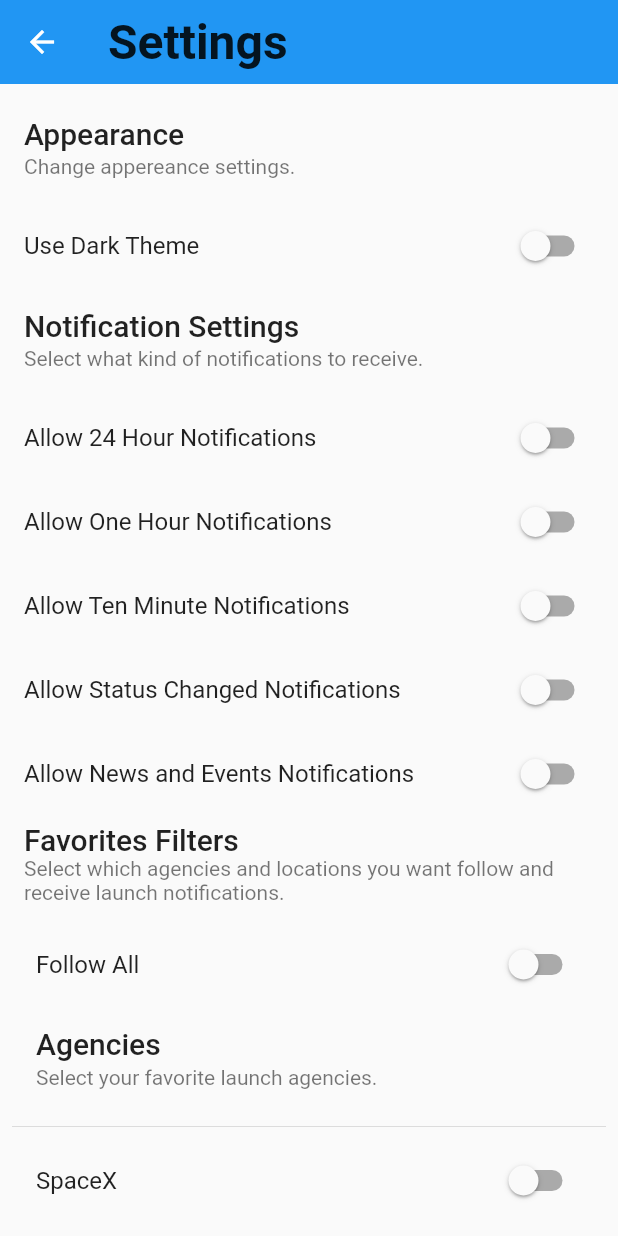
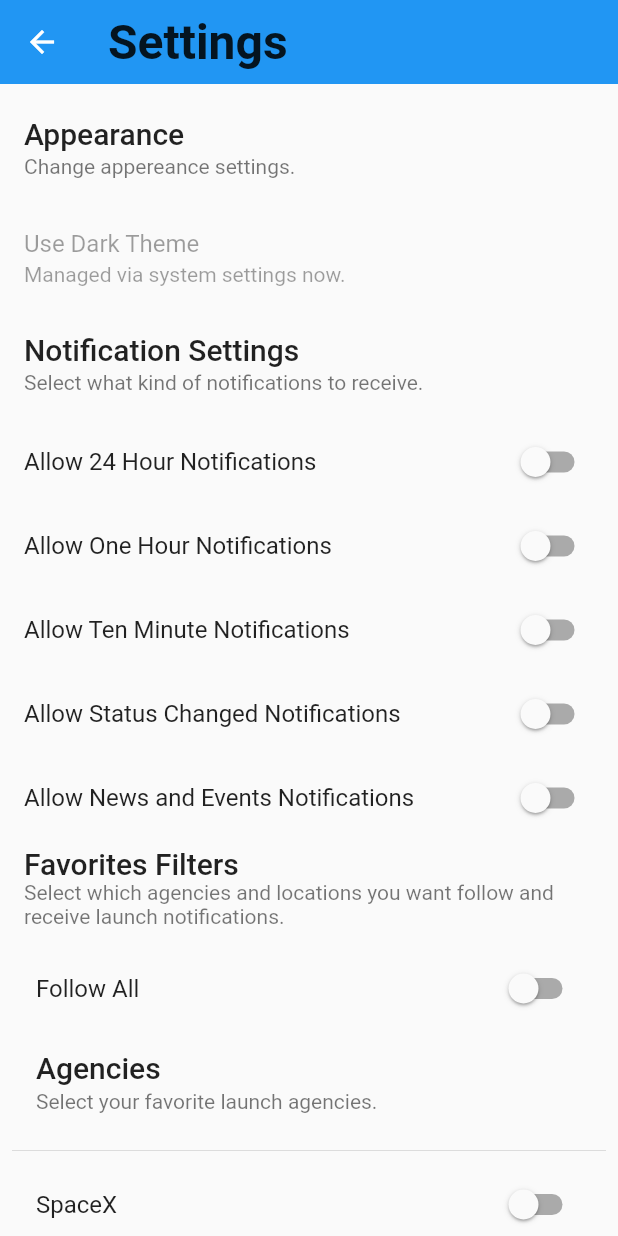
Before and after one commit to ItsCalebJones/SpaceLaunchNow-Flutter, a Flutter app: the SettingsPage screen opened directly with empty values, on a phone screen of 412 x 824 dp. Run offline on Flutter 3.47's test engine with Material 2 defaults, Android fonts, the phone set to English and light mode, and no system bars; our stand-ins replace cached_network_image, firebase_messaging, flutter_vector_icons, font_awesome_flutter, in_app_purchase, share and 2 more; missing offline and left inert: firebase_admob, flutter_iap, material_search, money, rate_my_app, twitter; accounts and stored records are empty.

Commit message:
Upgrade to latest Flutter, update themes, force system dark mode.

```diff
--- a/lib/views/eventlist/event_list_page.dart
+++ b/lib/views/eventlist/event_list_page.dart
@@ -88,9 +88,9 @@ class _EventListPageState extends State<EventListPage> {
 
   ThemeData get appBarTheme {
     if (widget._configuration.nightMode) {
-      return kIOSThemeDarkAppBar;
+      return kIOSThemeDark;
     } else {
-      return kIOSThemeAppBar;
+      return kIOSTheme;
     }
   }
 
--- a/lib/views/launchlist/previous_launches_list_page.dart
+++ b/lib/views/launchlist/previous_launches_list_page.dart
@@ -122,9 +122,9 @@ class _LaunchListPageState extends State<PreviousLaunchListPage> {
 
   ThemeData get appBarTheme {
     if (widget._configuration.nightMode) {
-      return kIOSThemeDarkAppBar;
+      return kIOSThemeDark;
     } else {
-      return kIOSThemeAppBar;
+      return kIOSTheme;
     }
   }
 
--- a/lib/views/launchlist/upcoming_launches_list_page.dart
+++ b/lib/views/launchlist/upcoming_launches_list_page.dart
@@ -129,9 +129,9 @@ class _LaunchListPageState extends State<UpcomingLaunchListPage> {
 
   ThemeData get appBarTheme {
     if (widget._configuration.nightMode) {
-      return kIOSThemeDarkAppBar;
+      return kIOSThemeDark;
     } else {
-      return kIOSThemeAppBar;
+      return kIOSTheme;
     }
   }
 
--- a/lib/views/newslist/news_list_page.dart
+++ b/lib/views/newslist/news_list_page.dart
@@ -95,9 +95,9 @@ class _NewsListPageState extends State<NewsListPage> {
 
   ThemeData get appBarTheme {
     if (widget._configuration.nightMode) {
-      return kIOSThemeDarkAppBar;
+      return kIOSThemeDark;
     } else {
-      return kIOSThemeAppBar;
+      return kIOSTheme;
     }
   }
 
--- a/lib/views/settings/settings_page.dart
+++ b/lib/views/settings/settings_page.dart
@@ -3,6 +3,7 @@ import 'dart:io';
 
 import 'package:flutter/cupertino.dart';
 import 'package:flutter/material.dart';
+import 'package:flutter_iap/flutter_iap.dart';
 import 'package:font_awesome_flutter/font_awesome_flutter.dart';
 import 'package:shared_preferences/shared_preferences.dart';
 import 'package:spacelaunchnow_flutter/colors/app_theme.dart';
@@ -10,6 +11,8 @@ import 'package:spacelaunchnow_flutter/views/settings/app_settings.dart';
 import 'package:firebase_messaging/firebase_messaging.dart';
 import 'package:url_launcher/url_launcher.dart';
 import 'package:in_app_purchase/in_app_purchase.dart';
+import 'package:money/money.dart';
+
 
 import 'product_store.dart';
 
@@ -34,7 +37,7 @@ class NotificationFilterPageState extends State<SettingsPage> {
 
   NotificationFilterPageState(this._firebaseMessaging);
 
-  List<String> _productIds = ["2018_founder"];
+  List<String> _productIds = ["2018_founder", "2018_gse", "2018_supporter", "2018_flight_controller"];
 
   final InAppPurchaseConnection _connection = InAppPurchaseConnection.instance;
   StreamSubscription<List<PurchaseDetails>> _subscription;
@@ -50,6 +53,7 @@ class NotificationFilterPageState extends State<SettingsPage> {
   @override
   initState() {
     super.initState();
+    init();
     Stream purchaseUpdated =
         InAppPurchaseConnection.instance.purchaseUpdatedStream;
     _subscription = purchaseUpdated.listen((purchaseDetailsList) {
@@ -65,7 +69,7 @@ class NotificationFilterPageState extends State<SettingsPage> {
   // Gets past purchases
   Future<void> _getPastPurchases() async {
     QueryPurchaseDetailsResponse response =
-    await _connection.queryPastPurchases();
+        await _connection.queryPastPurchases();
     var purchases = "";
 
     for (PurchaseDetails purchase in response.pastPurchases) {
@@ -81,7 +85,8 @@ class NotificationFilterPageState extends State<SettingsPage> {
         return (prefs.setBool('showAds', false));
       });
       final snackBar = new SnackBar(
-        content: new Text('Purchase history restored - thank you for your support!'),
+        content:
+            new Text('Purchase history restored - thank you for your support!'),
         duration: new Duration(seconds: 5),
       );
       Scaffold.of(context).showSnackBar(snackBar);
@@ -94,7 +99,6 @@ class NotificationFilterPageState extends State<SettingsPage> {
     }
 
     // Find the Scaffold in the Widget tree and use it to show a SnackBar
-
 
     setState(() {
       _purchases = response.pastPurchases;
@@ -222,6 +226,21 @@ class NotificationFilterPageState extends State<SettingsPage> {
   void dispose() {
     _subscription.cancel();
     super.dispose();
+  }
+
+  init() async {
+    List<String> productIds = ["2018_founder"];
+
+    IAPResponse response = await FlutterIap.fetchProducts(productIds);
+    productIds = response.products
+        .map((IAPProduct product) => product.productIdentifier)
+        .toList();
+
+    if (!mounted) return;
+
+    setState(() {
+      _productIds = productIds;
+    });
   }
 
   void _handleNightMode(bool value) {
@@ -605,6 +624,33 @@ class NotificationFilterPageState extends State<SettingsPage> {
     if (widget.updater != null) widget.updater(value);
   }
 
+  void _becomeSupporter() {
+    print("Becoming supporter!");
+    FlutterIap.buy(_productIds.first).then((IAPResponse response) {
+      String responseStatus = response.status.name;
+      print(response);
+      print("Response: $responseStatus");
+      if (response.purchases != null) {
+        List<String> purchasedIds = response.purchases
+            .map((IAPPurchase purchase) => purchase.productIdentifier)
+            .toList();
+        if (purchasedIds.length > 0) {
+          sendUpdates(widget.configuration.copyWith(showAds: false));
+          _prefs.then((SharedPreferences prefs) {
+            return (prefs.setBool('showAds', false));
+          });
+        }
+      }
+    }, onError: (error) {
+      // errors caught outside the framework
+      print("Error found $error");
+      sendUpdates(widget.configuration.copyWith(showAds: true));
+      _prefs.then((SharedPreferences prefs) {
+        return (prefs.setBool('showAds', true));
+      });
+    });
+  }
+
   void _showAds(bool value) {
     _prefs.then((SharedPreferences prefs) {
       return (prefs.setBool('showAds', value));
@@ -640,14 +686,12 @@ class NotificationFilterPageState extends State<SettingsPage> {
       ),
       new MergeSemantics(
         child: new ListTile(
-          title: const Text('Use Dark Theme'),
+          title: const Text('Use Dark Theme '),
+          subtitle: const Text('Managed via system settings now.'),
+          enabled: false,
           onTap: () {
             _handleNightMode(!widget.configuration.nightMode);
           },
-          trailing: new Switch(
-            value: widget.configuration.nightMode,
-            onChanged: _handleNightMode,
-          ),
         ),
       ),
       new ListTile(
@@ -795,20 +839,25 @@ class NotificationFilterPageState extends State<SettingsPage> {
                   },
                   color: const Color(0xfff96854),
                   textColor: Colors.white,
-                  child:
-                      Row(
-                        children: <Widget>[
-                          new Icon(FontAwesomeIcons.patreon, size: 14,),
-                          new SizedBox(width: 10),
-                          Text("Become a Patron", ),
-                        ],
+                  child: Row(
+                    children: <Widget>[
+                      new Icon(
+                        FontAwesomeIcons.patreon,
+                        size: 14,
                       ),
+                      new SizedBox(width: 10),
+                      Text(
+                        "Become a Patron",
+                      ),
+                    ],
+                  ),
                 ),
               ],
             ),
             Padding(
-              padding: const EdgeInsets.only(left:32.0, right: 32.0),
-              child: new Text("Consider supporting the development of "
+              padding: const EdgeInsets.only(left: 32.0, right: 32.0),
+              child: new Text(
+                  "Consider supporting the development of "
                   "Space Launch Now by becoming a patron with exclusive "
                   "member only benefits!",
                   textAlign: TextAlign.center,
@@ -842,8 +891,8 @@ class NotificationFilterPageState extends State<SettingsPage> {
     }
     final ListTile productHeader = ListTile(
         title: new Text('Become a Supporter',
-            style: Theme.of(context).textTheme.headline),
-        subtitle: new Text('Remove ads and support development.'));
+            style: Theme.of(context).textTheme.headline.copyWith(fontWeight: FontWeight.bold)),
+        subtitle: new Text('Help ensure continued support, timely bug fixes, and new features by making a one-time in app purchase to remove ads or become a monthly supporter on Patreon.'));
     List<ListTile> productList = <ListTile>[];
 
     if (!_notFoundIds.isEmpty) {
@@ -861,6 +910,9 @@ class NotificationFilterPageState extends State<SettingsPage> {
       }
       return MapEntry<String, PurchaseDetails>(purchase.productID, purchase);
     }));
+
+    _products.removeWhere((item) => item.id == "2018_founder");
+    _products.sort((a, b) => a.price.compareTo(b.price));
 
     productList.addAll(_products.map(
       (ProductDetails productDetails) {
@@ -889,9 +941,18 @@ class NotificationFilterPageState extends State<SettingsPage> {
                   ));
       },
     ));
-
+    List<Widget> purchaseWidget = [];
     if (_purchases.isNotEmpty) {
       print("Purchases found!");
+      purchaseWidget.add(new Row(
+        children: <Widget>[
+          Container(
+              color: Colors.green,
+              child: new Icon(Icons.check)
+          ),
+          new Text("Previous purchase confirmed - ads disabled!")
+        ],
+      ));
       _showAds(false);
     } else {
       _showAds(true);
@@ -899,8 +960,58 @@ class NotificationFilterPageState extends State<SettingsPage> {
     }
 
     return Card(
-        child:
-            Column(children: <Widget>[productHeader, Divider()] + productList));
+        child: Column(
+            children: <Widget>[productHeader, Divider()] +
+                productList +
+                [ Divider(),
+                  new Column(
+                    crossAxisAlignment: CrossAxisAlignment.start,
+                    mainAxisAlignment: MainAxisAlignment.center,
+                    children: <Widget>[
+                      Padding(
+                        padding: const EdgeInsets.only(left: 8.0, right: 8.0, top: 8.0, bottom: 4.0),
+                        child: Row(
+                          mainAxisAlignment: MainAxisAlignment.center,
+                          children: <Widget>[
+                            RaisedButton(
+                              shape: new RoundedRectangleBorder(
+                                  borderRadius: new BorderRadius.circular(18.0),
+                                  side: BorderSide(color: Colors.red)),
+                              onPressed: () {
+                                _launchURL(
+                                    "https://www.patreon.com/spacelaunchnow");
+                              },
+                              color: const Color(0xfff96854),
+                              textColor: Colors.white,
+                              child: Row(
+                                children: <Widget>[
+                                  new Icon(
+                                    FontAwesomeIcons.patreon,
+                                    size: 14,
+                                  ),
+                                  new SizedBox(width: 10),
+                                  Text(
+                                    "Become a Patron",
+                                  ),
+                                ],
+                              ),
+                            ),
+                          ],
+                        ),
+                      ),
+                      Padding(
+                        padding: const EdgeInsets.only(left: 8.0, right: 8.0, top: 4.0, bottom: 8.0),
+                        child: new Text(
+                            "Consider supporting the development of "
+                            "Space Launch Now by becoming a patron with exclusive "
+                            "member only benefits!",
+                            textAlign: TextAlign.center,
+                            style:
+                                Theme.of(context).textTheme.caption.copyWith()),
+                      ),
+                    ],
+                  ),
+                ]));
   }
 
   Widget buildNotificationFilters(BuildContext context) {
--- a/pubspec.yaml
+++ b/pubspec.yaml
@@ -14,6 +14,7 @@ dependencies:
   firebase_messaging: '^5.0.2'
   firebase_analytics: '^1.0.0'
   url_launcher: '^3.0.1'
+  flutter_iap: "^2.0.0-pre1"
   in_app_purchase: ^0.2.1+4
   uri: "^0.11.1"
   cached_network_image: ^2.0.0-rc
@@ -25,6 +26,7 @@ dependencies:
   material_design_icons_flutter: ^3.2.3695
   flutter_vector_icons: ^0.1.0
   rate_my_app: ^0.4.0
+  money: ^0.2.1
 
   # The following adds the Cupertino Icons Afont to your application.
   # Use with the CupertinoIcons class for iOS style icons.
```
Also changed, not shown: lib/main.dart (+17 -17 lines), lib/views/homelist/home_list_page.dart (+0 -8 lines), pubspec.lock, 3 other files.
